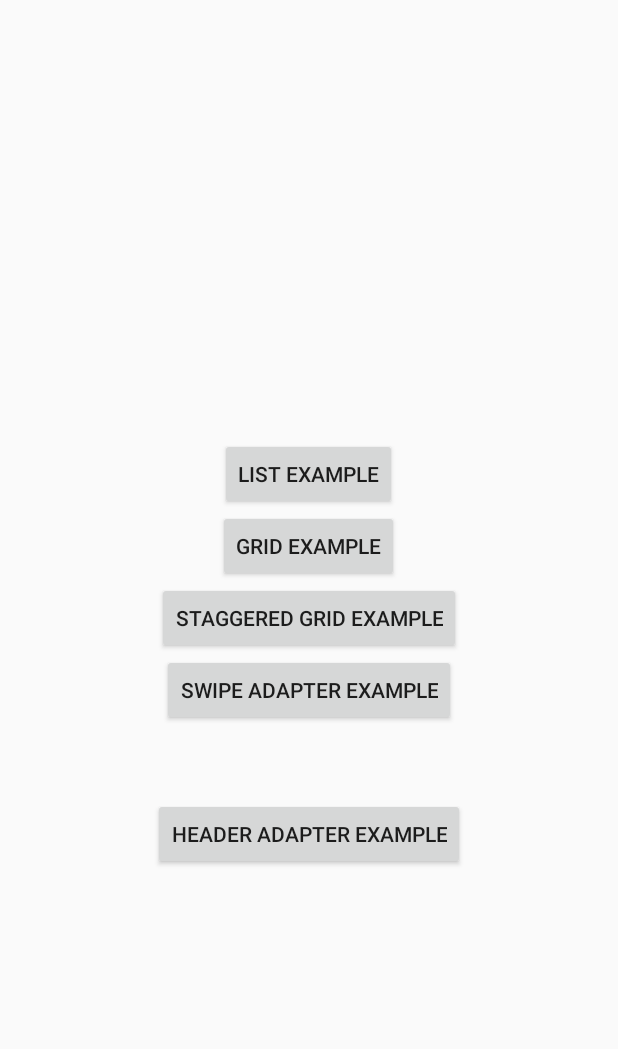
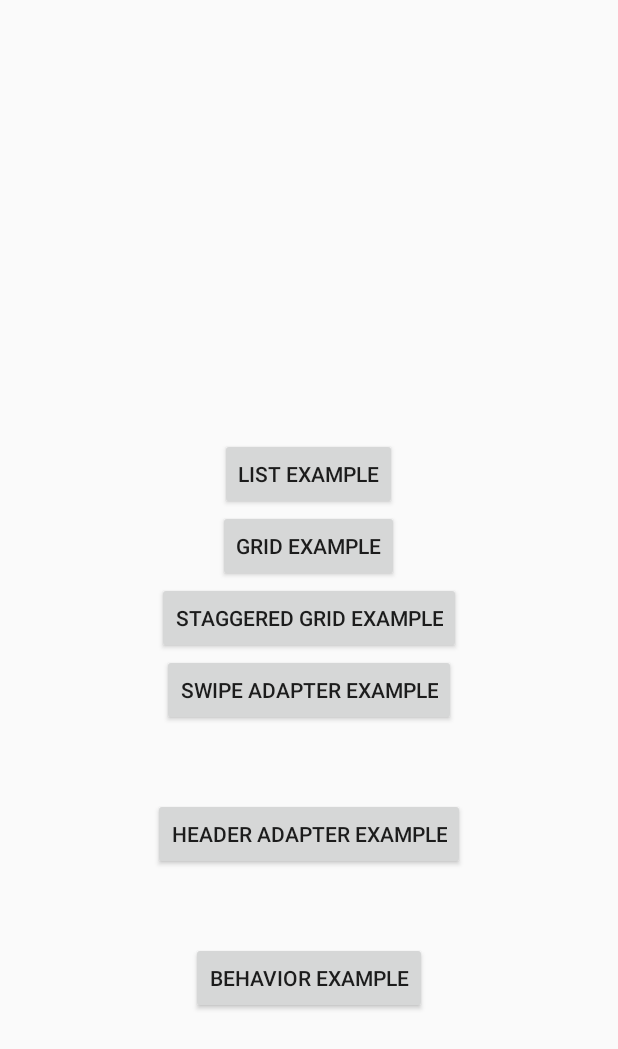
Before and after one commit to Malinskiy/SuperRecyclerView, an Android app: the screen it shows after launch (MainActivity), on a phone screen of 412 x 824 dp. Shown: the top 1049 px of the screen. Run offline under Robolectric (Android 15) with nearby library versions, the light colour scheme and no system bars.

Commit message:
Update support to 23.3.0
Behavior example

```diff
--- a/SuperRecyclerView-sample/build.gradle
+++ b/SuperRecyclerView-sample/build.gradle
@@ -23,6 +23,7 @@ dependencies {
     compile project(':SuperRecyclerView')
 
     compile libraries.supportAppCompat
+    compile libraries.supportDesign
     compile libraries.supportCardView
     compile libraries.materialicons
     compile libraries.stickyheaders
--- a/SuperRecyclerView-sample/src/main/AndroidManifest.xml
+++ b/SuperRecyclerView-sample/src/main/AndroidManifest.xml
@@ -21,6 +21,7 @@
         <activity android:name=".StaggeredGridActivity"/>
         <activity android:name=".SwipeActivity"/>
         <activity android:name=".HeaderAdapterActivity"/>
+        <activity android:name=".BehaviorActivity"/>
     </application>
 
 </manifest>
--- a/SuperRecyclerView-sample/src/main/java/com/malinskiy/superrecyclerview/sample/MainActivity.java
+++ b/SuperRecyclerView-sample/src/main/java/com/malinskiy/superrecyclerview/sample/MainActivity.java
@@ -51,5 +51,13 @@ public class MainActivity extends Activity {
                 startActivity(intent);
             }
         });
+
+        findViewById(R.id.button_behavior).setOnClickListener(new View.OnClickListener() {
+            @Override
+            public void onClick(View v) {
+                Intent intent = new Intent(MainActivity.this, BehaviorActivity.class);
+                startActivity(intent);
+            }
+        });
     }
 }
--- a/SuperRecyclerView-sample/src/main/res/layout/activity_chooser.xml
+++ b/SuperRecyclerView-sample/src/main/res/layout/activity_chooser.xml
@@ -44,4 +44,13 @@
         android:layout_below="@+id/button_swipe_sample"
         android:text="Header adapter example"/>
 
+    <Button
+        android:id="@+id/button_behavior"
+        android:layout_width="wrap_content"
+        android:layout_height="wrap_content"
+        android:layout_marginTop="48dp"
+        android:layout_centerHorizontal="true"
+        android:layout_below="@+id/button_header_sample"
+        android:text="Behavior example"/>
+
 </RelativeLayout>
--- a/build.gradle
+++ b/build.gradle
@@ -6,7 +6,7 @@ buildscript {
         jcenter()
     }
     dependencies {
-        classpath 'com.android.tools.build:gradle:2.0.0-beta6'
+        classpath 'com.android.tools.build:gradle:2.1.0-beta3'
     }
 }
 
--- a/buildsystem/dependencies.gradle
+++ b/buildsystem/dependencies.gradle
@@ -5,10 +5,10 @@ ext.versions = [
         minSdk         : 7,
         targetSdk      : 23,
         compileSdk     : 23,
-        buildTools     : '23.0.2',
+        buildTools     : '23.0.3',
 
         // Library versions
-        supportLibs    : '23.2.0',
+        supportLibs    : '23.3.0',
         nineOldAndroids: '2.4.0',
         materialicons  : '1.0.1',
         stickyheaders  : '0.5.0'
@@ -17,6 +17,7 @@ ext.versions = [
 ext.libraries = [
         supportRecyclerView: "com.android.support:recyclerview-v7:$versions.supportLibs",
         supportAppCompat   : "com.android.support:appcompat-v7:$versions.supportLibs",
+        supportDesign      : "com.android.support:design:$versions.supportLibs",
         supportCardView    : "com.android.support:cardview-v7:$versions.supportLibs",
         supportAnnotations : "com.android.support:support-annotations:$versions.supportLibs",
 
```
Also changed, not shown: SuperRecyclerView-sample/src/main/java/com/malinskiy/superrecyclerview/sample/BehaviorActivity.java (added, +28 -0 lines), SuperRecyclerView-sample/src/main/res/layout/activity_behavior.xml (added, +36 -0 lines).
